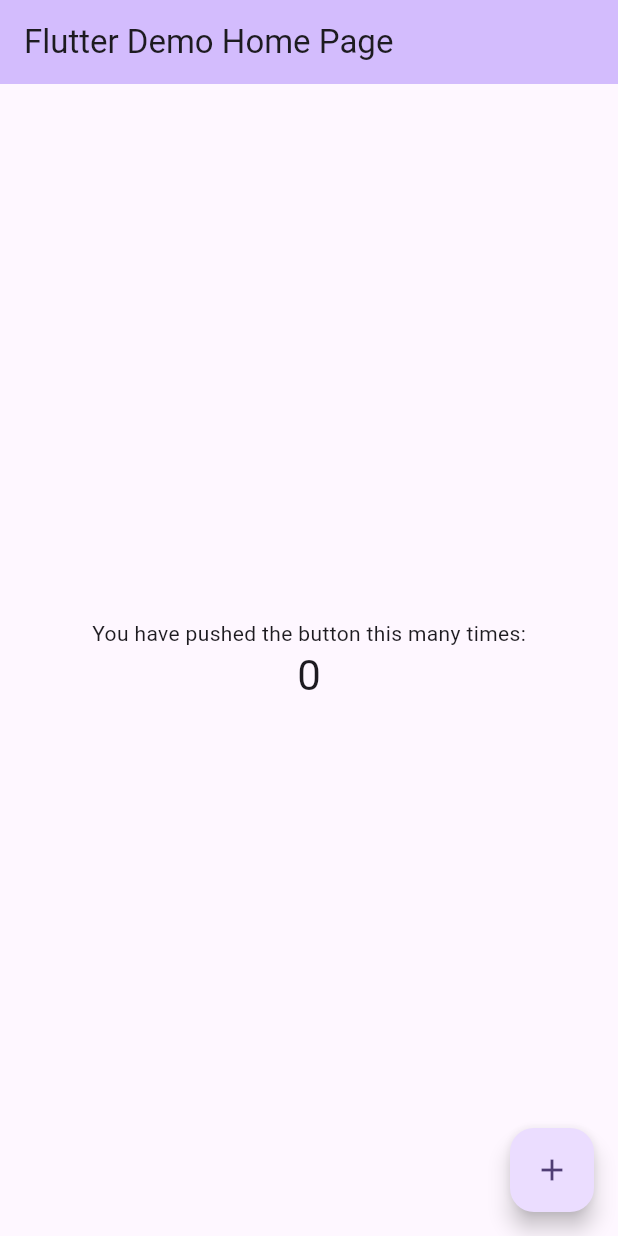
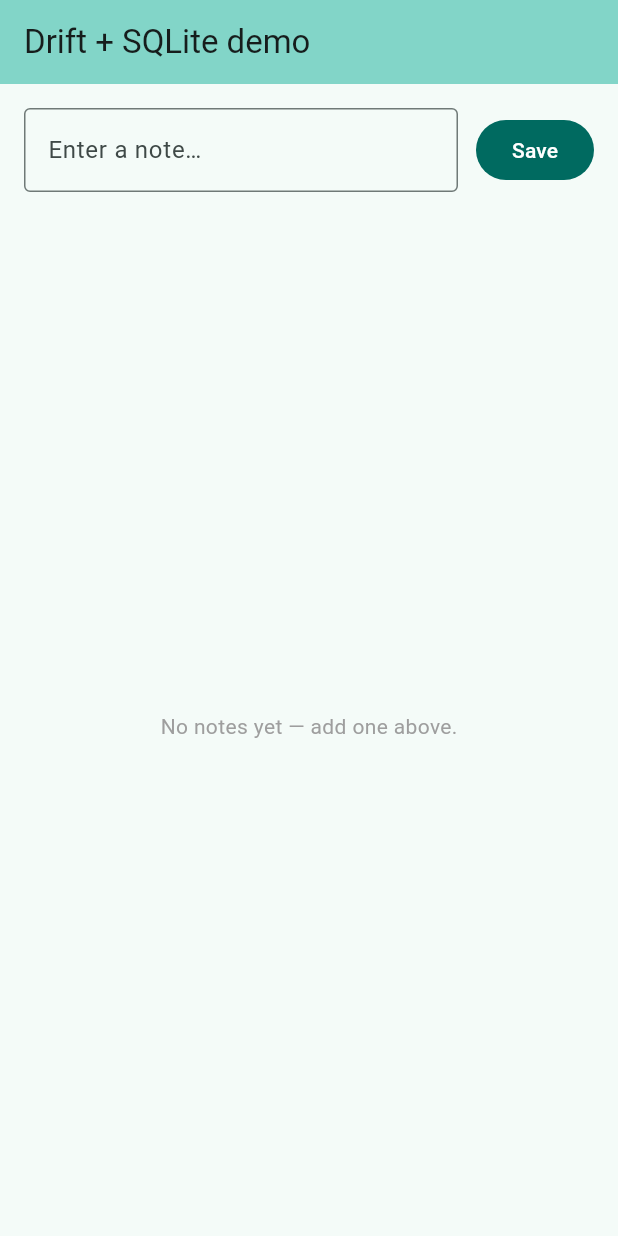
Before and after one commit to michaelkargl/osaHealth, a Flutter app: the screen it shows after launch, on a phone screen of 412 x 824 dp. Run offline on Flutter 3.47's test engine with Material 3 defaults, Android fonts, the phone set to English and light mode, and no system bars; our stand-ins replace drift, drift_flutter; accounts and stored records are empty; generated files the repository leaves out were written again.

Commit message:
feat: add Drift + SQLite WASM demo (notes save/read)
Adds a minimal working demo of the Drift data stack:

- Notes table (id, content, createdAt) defined with Drift table DSL
- AppDatabase exposes watchAllNotes() stream, addNote(), deleteNote()
- Cross-platform open via drift_flutter driftDatabase() — works on web
  (sqlite3.wasm via the sqlite3 package), iOS, and Android
- main.dart: notes UI with text input, live-updating StreamBuilder list,
  and per-item delete; no state management library needed for this scope
- app_database.g.dart: pre-committed build_runner output so the project
  compiles without running codegen first

To regenerate after schema changes:
  dart run build_runner build --delete-conflicting-outputs

Co-Authored-By: Claude Sonnet 4.6 <noreply@anthropic.com>
Co-authored-by: multica-agent <github@multica.ai>

```diff
--- /dev/null
+++ b/src/frontend/lib/database/app_database.dart
@@ -0,0 +1,34 @@
+import 'package:drift/drift.dart';
+import 'package:drift_flutter/drift_flutter.dart';
+
+part 'app_database.g.dart';
+
+class Notes extends Table {
+  IntColumn get id => integer().autoIncrement()();
+  TextColumn get content => text()();
+  DateTimeColumn get createdAt => dateTime()();
+}
+
+@DriftDatabase(tables: [Notes])
+class AppDatabase extends _$AppDatabase {
+  AppDatabase(super.e);
+
+  @override
+  int get schemaVersion => 1;
+
+  Stream<List<Note>> watchAllNotes() => (select(notes)
+        ..orderBy([(n) => OrderingTerm.desc(n.createdAt)]))
+      .watch();
+
+  Future<void> addNote(String content) => into(notes).insert(
+        NotesCompanion.insert(
+          content: content,
+          createdAt: DateTime.now(),
+        ),
+      );
+
+  Future<void> deleteNote(int id) =>
+      (delete(notes)..where((n) => n.id.equals(id))).go();
+}
+
+AppDatabase openDatabase() => AppDatabase(driftDatabase(name: 'osa_health'));
--- a/src/frontend/lib/main.dart
+++ b/src/frontend/lib/main.dart
@@ -1,122 +1,130 @@
 import 'package:flutter/material.dart';
+import 'database/app_database.dart';
 
 void main() {
-  runApp(const MyApp());
+  runApp(OsaHealthApp(db: openDatabase()));
 }
 
-class MyApp extends StatelessWidget {
-  const MyApp({super.key});
+class OsaHealthApp extends StatelessWidget {
+  final AppDatabase db;
 
-  // This widget is the root of your application.
+  const OsaHealthApp({super.key, required this.db});
+
   @override
   Widget build(BuildContext context) {
     return MaterialApp(
-      title: 'Flutter Demo',
+      title: 'osaHealth — Drift Demo',
       theme: ThemeData(
-        // This is the theme of your application.
-        //
-        // TRY THIS: Try running your application with "flutter run". You'll see
-        // the application has a purple toolbar. Then, without quitting the app,
-        // try changing the seedColor in the colorScheme below to Colors.green
-        // and then invoke "hot reload" (save your changes or press the "hot
-        // reload" button in a Flutter-supported IDE, or press "r" if you used
-        // the command line to start the app).
-        //
-        // Notice that the counter didn't reset back to zero; the application
-        // state is not lost during the reload. To reset the state, use hot
-        // restart instead.
-        //
-        // This works for code too, not just values: Most code changes can be
-        // tested with just a hot reload.
-        colorScheme: ColorScheme.fromSeed(seedColor: Colors.deepPurple),
+        colorScheme: ColorScheme.fromSeed(seedColor: Colors.teal),
+        useMaterial3: true,
       ),
-      home: const MyHomePage(title: 'Flutter Demo Home Page'),
+      home: NotesPage(db: db),
     );
   }
 }
 
-class MyHomePage extends StatefulWidget {
-  const MyHomePage({super.key, required this.title});
+class NotesPage extends StatefulWidget {
+  final AppDatabase db;
 
-  // This widget is the home page of your application. It is stateful, meaning
-  // that it has a State object (defined below) that contains fields that affect
-  // how it looks.
-
-  // This class is the configuration for the state. It holds the values (in this
-  // case the title) provided by the parent (in this case the App widget) and
-  // used by the build method of the State. Fields in a Widget subclass are
-  // always marked "final".
-
-  final String title;
+  const NotesPage({super.key, required this.db});
 
   @override
-  State<MyHomePage> createState() => _MyHomePageState();
+  State<NotesPage> createState() => _NotesPageState();
 }
 
-class _MyHomePageState extends State<MyHomePage> {
-  int _counter = 0;
+class _NotesPageState extends State<NotesPage> {
+  final _controller = TextEditingController();
 
-  void _incrementCounter() {
-    setState(() {
-      // This call to setState tells the Flutter framework that something has
-      // changed in this State, which causes it to rerun the build method below
-      // so that the display can reflect the updated values. If we changed
-      // _counter without calling setState(), then the build method would not be
-      // called again, and so nothing would appear to happen.
-      _counter++;
-    });
+  @override
+  void dispose() {
+    _controller.dispose();
+    super.dispose();
+  }
+
+  Future<void> _addNote() async {
+    final text = _controller.text.trim();
+    if (text.isEmpty) return;
+    await widget.db.addNote(text);
+    _controller.clear();
   }
 
   @override
   Widget build(BuildContext context) {
-    // This method is rerun every time setState is called, for instance as done
-    // by the _incrementCounter method above.
-    //
-    // The Flutter framework has been optimized to make rerunning build methods
-    // fast, so that you can just rebuild anything that needs updating rather
-    // than having to individually change instances of widgets.
     return Scaffold(
       appBar: AppBar(
-        // TRY THIS: Try changing the color here to a specific color (to
-        // Colors.amber, perhaps?) and trigger a hot reload to see the AppBar
-        // change color while the other colors stay the same.
         backgroundColor: Theme.of(context).colorScheme.inversePrimary,
-        // Here we take the value from the MyHomePage object that was created by
-        // the App.build method, and use it to set our appbar title.
-        title: Text(widget.title),
+        title: const Text('Drift + SQLite demo'),
       ),
-      body: Center(
-        // Center is a layout widget. It takes a single child and positions it
-        // in the middle of the parent.
-        child: Column(
-          // Column is also a layout widget. It takes a list of children and
-          // arranges them vertically. By default, it sizes itself to fit its
-          // children horizontally, and tries to be as tall as its parent.
-          //
-          // Column has various properties to control how it sizes itself and
-          // how it positions its children. Here we use mainAxisAlignment to
-          // center the children vertically; the main axis here is the vertical
-          // axis because Columns are vertical (the cross axis would be
-          // horizontal).
-          //
-          // TRY THIS: Invoke "debug painting" (choose the "Toggle Debug Paint"
-          // action in the IDE, or press "p" in the console), to see the
-          // wireframe for each widget.
-          mainAxisAlignment: MainAxisAlignment.center,
-          children: [
-            const Text('You have pushed the button this many times:'),
-            Text(
-              '$_counter',
-              style: Theme.of(context).textTheme.headlineMedium,
+      body: Column(
+        children: [
+          Padding(
+            padding: const EdgeInsets.all(16),
+            child: Row(
+              children: [
+                Expanded(
+                  child: TextField(
+                    controller: _controller,
+                    decoration: const InputDecoration(
+                      hintText: 'Enter a note…',
+                      border: OutlineInputBorder(),
+                    ),
+                    onSubmitted: (_) => _addNote(),
+                  ),
+                ),
+                const SizedBox(width: 12),
+                FilledButton(
+                  onPressed: _addNote,
+                  child: const Text('Save'),
+                ),
+              ],
             ),
-          ],
-        ),
-      ),
-      floatingActionButton: FloatingActionButton(
-        onPressed: _incrementCounter,
-        tooltip: 'Increment',
-        child: const Icon(Icons.add),
+          ),
+          Expanded(
+            child: StreamBuilder<List<Note>>(
+              stream: widget.db.watchAllNotes(),
+              builder: (context, snapshot) {
+                if (snapshot.connectionState == ConnectionState.waiting) {
+                  return const Center(child: CircularProgressIndicator());
+                }
+                final notes = snapshot.data ?? [];
+                if (notes.isEmpty) {
+                  return const Center(
+                    child: Text(
+                      'No notes yet — add one above.',
+                      style: TextStyle(color: Colors.grey),
+                    ),
+                  );
+                }
+                return ListView.builder(
+                  itemCount: notes.length,
+                  itemBuilder: (context, index) {
+                    final note = notes[index];
+                    return ListTile(
+                      title: Text(note.content),
+                      subtitle: Text(
+                        _formatDate(note.createdAt),
+                        style: Theme.of(context).textTheme.bodySmall,
+                      ),
+                      trailing: IconButton(
+                        icon: const Icon(Icons.delete_outline),
+                        tooltip: 'Delete',
+                        onPressed: () => widget.db.deleteNote(note.id),
+                      ),
+                    );
+                  },
+                );
+              },
+            ),
+          ),
+        ],
       ),
     );
   }
+
+  String _formatDate(DateTime dt) {
+    return '${dt.year}-${_pad(dt.month)}-${_pad(dt.day)} '
+        '${_pad(dt.hour)}:${_pad(dt.minute)}';
+  }
+
+  String _pad(int n) => n.toString().padLeft(2, '0');
 }
```
Also changed, not shown: src/frontend/pubspec.yaml (+4 -7 lines), src/frontend/lib/database/app_database.g.dart (added).
